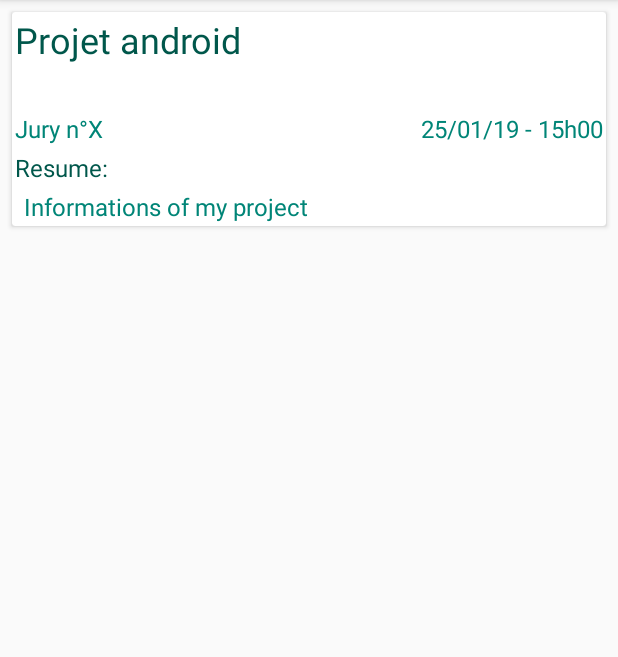
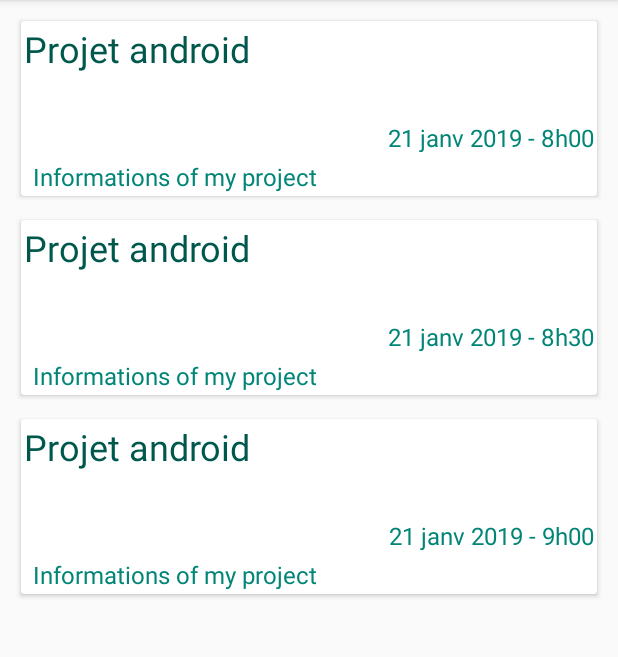
Before and after one commit to EmilienGit/SoManager-Lite, an Android app: the MenuJuryActivity screen opened directly, with no data from a screen before it, on a phone screen of 412 x 824 dp, the part 84-741 px from its top. Run offline under Robolectric (Android 15) with nearby library versions, the phone set to English and light mode, and no system bars; our stand-ins replace Room's generated code; 5 statements that could not run were skipped.

Commit message:
Adapter Jury Object Jury and Project Layout menu_jury

```diff
--- a/app/src/main/java/fr/eseo/dis/somanagerlite/MenuJuryActivity.java
+++ b/app/src/main/java/fr/eseo/dis/somanagerlite/MenuJuryActivity.java
@@ -1,23 +1,42 @@
 package fr.eseo.dis.somanagerlite;
 
+import android.content.Intent;
 import android.os.Bundle;
 import android.support.v7.app.AppCompatActivity;
 import android.support.v7.widget.LinearLayoutManager;
+import android.support.v7.widget.RecyclerView;
 
+import java.util.ArrayList;
+import java.util.List;
+
+import fr.eseo.dis.somanagerlite.data.Poster;
+import fr.eseo.dis.somanagerlite.data.adapters.MenuJuryAdapter;
+import fr.eseo.dis.somanagerlite.data.adapters.MenuPosterAdapter;
+import fr.eseo.dis.somanagerlite.data.source.DummyData;
 
 public class MenuJuryActivity extends AppCompatActivity {
 
+    private MenuJuryAdapter menuJuryAdapter;
 
     @Override
     protected void onCreate(Bundle savedInstanceState) {
         super.onCreate(savedInstanceState);
-        setContentView(R.layout.activity_menu_jury);
+        setContentView(R.layout.activity_menu_items_jury);
         LinearLayoutManager llm = new LinearLayoutManager(this);
         llm.setOrientation(LinearLayoutManager.VERTICAL);
+
+        RecyclerView recycler = (RecyclerView)findViewById(R.id.juryList);
+        recycler.setHasFixedSize(true);
+        recycler.setLayoutManager(llm);
+        menuJuryAdapter = new MenuJuryAdapter(this);
+        recycler.setAdapter(menuJuryAdapter);
+
         loadOptionSelectedData();
+
     }
 
     private void loadOptionSelectedData(){
-
+        menuJuryAdapter.setJuries(DummyData.getJury());
+        menuJuryAdapter.setProjects(DummyData.getProject());
     }
 }
--- a/app/src/main/java/fr/eseo/dis/somanagerlite/data/Jury.java
+++ b/app/src/main/java/fr/eseo/dis/somanagerlite/data/Jury.java
@@ -2,17 +2,24 @@ package fr.eseo.dis.somanagerlite.data;
 
 import android.arch.persistence.room.Entity;
 import android.arch.persistence.room.PrimaryKey;
+import android.os.Parcel;
+import android.os.Parcelable;
 import android.support.annotation.NonNull;
 
-@Entity(tableName = "juries")
+//@Entity(tableName = "juries")
 public class Jury {
-
+    /*
         @PrimaryKey
         @NonNull
         private int idJury;
 
-    public Jury(@NonNull int idJury){
+        @NonNull
+        private String date;
+
+
+        public Jury(@NonNull int idJury, @NonNull String date){
             this.idJury = idJury;
+            this.date = date;
         }
 
         @NonNull
@@ -23,4 +30,57 @@ public class Jury {
         public void setIdJury(@NonNull int idJury) {
             this.idJury = idJury;
         }
+
+        @NonNull
+        public String getDate(){ return  date;}
+
+        public void setDate(@NonNull String date){ this.date = date;}
+    }*/
+    public static final Parcelable.Creator<Jury> CREATOR = new Parcelable.Creator<Jury>(){
+        public Jury createFromParcel(Parcel source){
+            return new Jury(source);
         }
+
+        public Jury[] newArray(int size){
+            return new Jury[size];
+        }
+    };
+
+    private int number;
+    private String date;
+
+    public Jury(int number, String date){
+        this.number = number;
+        this.date = date;
+    }
+
+    public Jury(Parcel in){
+        this.number = in.readInt();
+        this.date = in.readString();
+    }
+
+    public int getId() {
+        return number;
+    }
+
+    public void setId(int number) {
+        this.number = number;
+    }
+
+    public String getDate() {
+        return date;
+    }
+
+    public void setDate(String date) {
+        this.date = date;
+    }
+
+    public int describeContents(){
+        return 0;
+    }
+
+    public void writeToParcel(Parcel dest, int flags){
+        dest.writeInt(this.number);
+        dest.writeString(this.date);
+    }
+}
--- a/app/src/main/java/fr/eseo/dis/somanagerlite/data/adapters/MenuJuryAdapter.java
+++ b/app/src/main/java/fr/eseo/dis/somanagerlite/data/adapters/MenuJuryAdapter.java
@@ -11,95 +11,66 @@ import java.util.ArrayList;
 import java.util.List;
 
 import fr.eseo.dis.somanagerlite.MenuJuryActivity;
+import fr.eseo.dis.somanagerlite.MenuPosterActivity;
+import fr.eseo.dis.somanagerlite.R;
 import fr.eseo.dis.somanagerlite.data.Jury;
+import fr.eseo.dis.somanagerlite.data.Poster;
+import fr.eseo.dis.somanagerlite.data.Project;
 
-public class MenuJuryAdapter {
-/*
+public class MenuJuryAdapter extends RecyclerView.Adapter<MenuJuryAdapter.JuryViewHolder> {
+
     private MenuJuryActivity activity;
 
-    private List<Jury> juries;
+    private List<Jury> juryList;
+    private List<Project> projectList;
 
-    public List<Integer> positionsExpanded;
-
-    public MenuJuryAdapter(MenuJuryActivity filmographyActivity){
-        this.activity = filmographyActivity;
-        this.positionsExpanded = new ArrayList<>();
+    public MenuJuryAdapter(MenuJuryActivity activity){
+        this.activity = activity;
         setJuries(new ArrayList<Jury>());
+        setProjects(new ArrayList<Project>());
     }
 
     public void setJuries(List<Jury> juries){
-        this.juries = juries;
+        this.juryList = juries;
+    }
+
+    public void setProjects(List<Project> projects){
+        this.projectList = projects;
     }
 
     @Override
     public int getItemCount(){
-        return juries.size();
+        return juryList.size();
     }
 
     @Override
-    public FilmographyViewHolder onCreateViewHolder(ViewGroup parent, int viewType){
-        View filmView = LayoutInflater.from(parent.getContext()).inflate(R.layout.filmography_card_layout, parent, false);
-        return new FilmographyViewHolder(filmView);
+    public MenuJuryAdapter.JuryViewHolder onCreateViewHolder(ViewGroup parent, int viewType){
+        View juryView = LayoutInflater.from(parent.getContext()).inflate(R.layout.activity_menu_jury, parent, false);
+        return new MenuJuryAdapter.JuryViewHolder(juryView);
     }
 
     @Override
-    public void onBindViewHolder(@NonNull FilmographyViewHolder holder, final int position) {
-        final Jury film = juries.get(position);
-        holder.filmTitre.setText(film.getTitre());
-        holder.filmGenre.setText(film.getGenre());
-        holder.filmAnnee.setText(String.valueOf(film.getAnnee()));
-        holder.filmResume.setText(film.getResume());
-        if (positionsExpanded.contains(position)) {
-            holder.filmResume.setVisibility(View.VISIBLE);
-        } else {
-            holder.filmResume.setVisibility(View.GONE);
-        }
-
-        holder.view.setOnClickListener(new View.OnClickListener() {
-            @Override
-            public void onClick(View v) {
-                activity.clickFilmCard(film);
-            }
-        });
-        holder.view.setOnLongClickListener(new View.OnLongClickListener() {
-            @Override
-            public boolean onLongClick(View v) {
-                TextView resume = (TextView) v.findViewById(R.id.tv_film_resume);
-                TextView resumeLabel = (TextView) v.findViewById(R.id.tv_film_resume_label);
-                if (positionsExpanded.contains(position)) {
-                    resume.setVisibility(View.GONE);
-                    resumeLabel.setVisibility(View.GONE);
-                    positionsExpanded.remove(new Integer(position));
-                } else {
-                    resume.setVisibility(View.VISIBLE);
-                    resumeLabel.setVisibility(View.VISIBLE);
-                    positionsExpanded.add(position);
-                }
-                return true;
-            }
-        });
+    public void onBindViewHolder(@NonNull MenuJuryAdapter.JuryViewHolder juryViewHolder, int position) {
+        final Jury jury = juryList.get(position);
+        final Project project = projectList.get(position);
+        juryViewHolder.dateJury.setText(jury.getDate());
+        juryViewHolder.projectTitle.setText(project.getTitle());
+        juryViewHolder.projectResume.setText(project.getResume());
     }
 
+    class JuryViewHolder extends RecyclerView.ViewHolder{
 
-    class FilmographyViewHolder extends RecyclerView.ViewHolder{
+        private final TextView dateJury;
+        private final TextView projectTitle;
+        private final TextView projectResume;
 
-        private final View view;
-
-        private final TextView juryTitre;
-        private final TextView juryNumber;
-        private final TextView juryDate;
-        private final TextView juryResume;
-
-        public FilmographyViewHolder(View view){
+        public JuryViewHolder(View view){
             super(view);
-            this.view = view;
-            juryTitre = view.findViewById(R.id.tv_film_title);
-            juryNumber = view.findViewById(R.id.tv_film_genre);
-            juryDate = view.findViewById(R.id.tv_film_annee);
-            juryResume = view.findViewById(R.id.tv_film_resume);
-
-
+            dateJury = view.findViewById(R.id.tv_jury_date);
+            projectTitle = view.findViewById(R.id.tv_project_title);
+            projectResume = view.findViewById(R.id.tv_project_resume);
 
         }
-    }*/
+    }
+
 }
--- a/app/src/main/java/fr/eseo/dis/somanagerlite/data/source/DummyData.java
+++ b/app/src/main/java/fr/eseo/dis/somanagerlite/data/source/DummyData.java
@@ -4,16 +4,35 @@ import java.util.ArrayList;
 import java.util.Arrays;
 import java.util.List;
 
+import fr.eseo.dis.somanagerlite.data.Jury;
 import fr.eseo.dis.somanagerlite.data.Poster;
+import fr.eseo.dis.somanagerlite.data.Project;
 
 public class DummyData {
 
+    private static List<Jury> LIST_JURY = new ArrayList<>();
+
     private static List<Poster> LIST_POSTER = new ArrayList<>();
+
+    private static List<Project> LIST_PROJECT = new ArrayList<>();
+
+    private static Jury[] JURY = new Jury[]{
+            new Jury(001, "21 janv 2019 - 8h00"),
+            new Jury(002, "21 janv 2019 - 8h30"),
+            new Jury(003, "21 janv 2019 - 9h00"),
+    };
+
 
     private static Poster[] POSTER = new Poster[]{
             new Poster("Excalibur II", "Description 1"),
             new Poster("Animal Tracker", "Description 1"),
             new Poster("NO IDEA", "Description 1"),
+    };
+
+    private static Project[] PROJECT = new Project[]{
+            new Project("Titre 1", "My resume 1 "),
+            new Project("Titre 2", "My resume 2 "),
+            new Project("Titre 3", "My resume 3 "),
     };
 
     private DummyData() {
@@ -23,4 +42,14 @@ public class DummyData {
         LIST_POSTER = Arrays.asList(POSTER);
         return LIST_POSTER;
     }
+
+    public static List<Jury> getJury() {
+        LIST_JURY = Arrays.asList(JURY);
+        return LIST_JURY;
+    }
+
+    public static List<Project> getProject() {
+        LIST_PROJECT = Arrays.asList(PROJECT);
+        return LIST_PROJECT;
+    }
 }
--- a/app/src/main/res/layout/activity_menu_jury.xml
+++ b/app/src/main/res/layout/activity_menu_jury.xml
@@ -25,15 +25,6 @@
             android:layout_height="wrap_content"
             android:orientation="horizontal">
             <TextView
-                android:id="@+id/tv_jury_number"
-                android:layout_width="match_parent"
-                android:layout_height="wrap_content"
-                android:layout_weight="1"
-                android:padding="2dp"
-                android:text="Jury n°X"
-                android:textColor="@color/colorPrimary"
-                android:textSize="16sp" />
-            <TextView
                 android:id="@+id/tv_jury_date"
                 android:layout_width="match_parent"
                 android:layout_height="wrap_content"
@@ -46,15 +37,6 @@
                 android:gravity="end" />
 
         </LinearLayout>
-        <TextView
-            android:id="@+id/tv_project_resume_label"
-            android:layout_width="match_parent"
-            android:layout_height="wrap_content"
-            android:layout_weight="1"
-            android:padding="2dp"
-            android:text="Resume:"
-            android:textColor="@color/colorPrimaryDark"
-            android:textSize="16sp" />
         <TextView
             android:id="@+id/tv_project_resume"
             android:layout_width="match_parent"
--- a/build.gradle
+++ b/build.gradle
@@ -7,7 +7,7 @@ buildscript {
         jcenter()
     }
     dependencies {
-        classpath 'com.android.tools.build:gradle:3.2.0'
+        classpath 'com.android.tools.build:gradle:3.2.1'
 
 
         // NOTE: Do not place your application dependencies here; they belong
```
Lines whose indentation alone changed are shown as unchanged.
